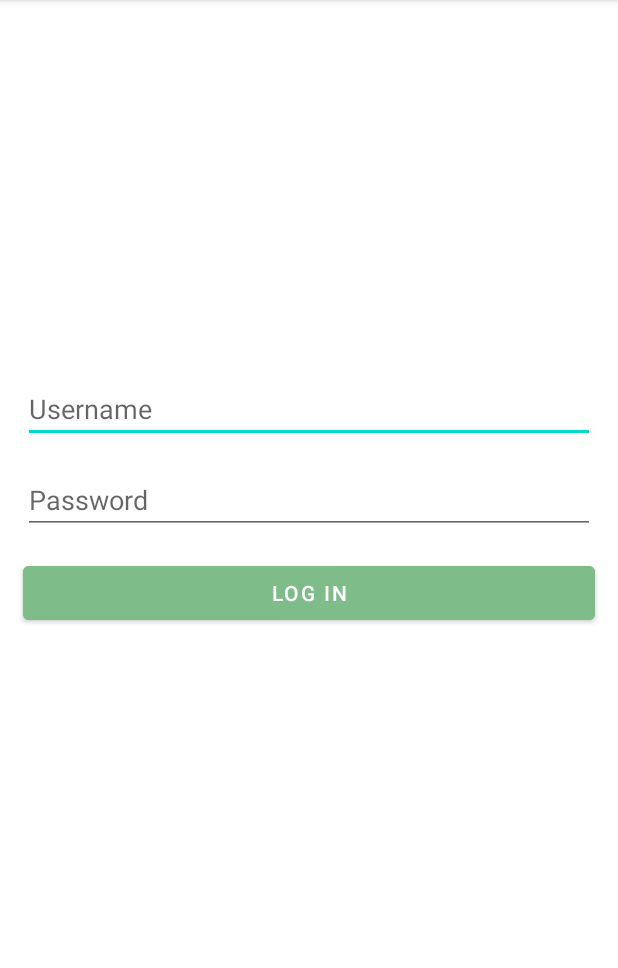
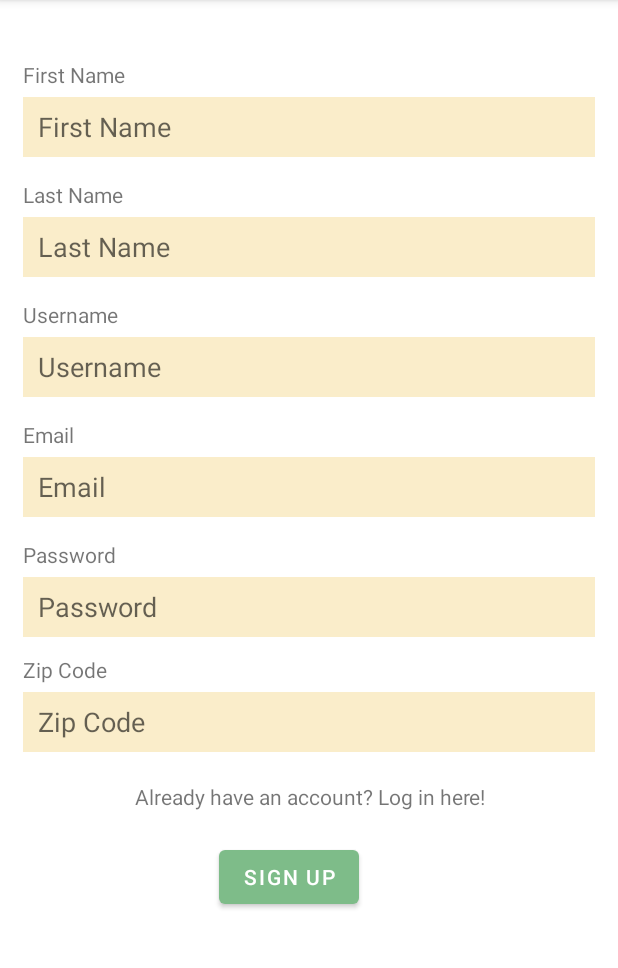
Before and after one commit to emilysu01/farmersmarket, an Android app: the screen it shows after launch (LoginActivity before the commit, SignUpActivity after it), on a phone screen of 412 x 824 dp, the part 84-1052 px from its top. Run offline under Robolectric (Android 15) with nearby library versions, the phone set to English and light mode, and no system bars; libraries missing offline, so code that uses them is left out: com.parse; 2 statements that could not run were skipped.

Commit message:
Added sign up activity

```diff
--- a/app/src/main/java/com/example/farmersmarket/LoginActivity.java
+++ b/app/src/main/java/com/example/farmersmarket/activities/LoginActivity.java
@@ -1,4 +1,4 @@
-package com.example.farmersmarket;
+package com.example.farmersmarket.activities;
 
 import androidx.appcompat.app.AppCompatActivity;
 
@@ -10,6 +10,7 @@ import android.widget.Button;
 import android.widget.EditText;
 import android.widget.Toast;
 
+import com.example.farmersmarket.R;
 import com.parse.LogInCallback;
 import com.parse.ParseException;
 import com.parse.ParseUser;
@@ -18,6 +19,7 @@ public class LoginActivity extends AppCompatActivity {
 
     public static final String TAG = "LoginActivity";
 
+    // UI components
     private EditText etUsername;
     private EditText etPassword;
     private Button btnLogin;
@@ -27,6 +29,7 @@ public class LoginActivity extends AppCompatActivity {
         super.onCreate(savedInstanceState);
         setContentView(R.layout.activity_login);
 
+        // Retrieve UI components
         etUsername = findViewById(R.id.etUsername);
         etPassword = findViewById(R.id.etPassword);
         btnLogin = findViewById(R.id.btnLogin);
--- a/app/src/main/java/com/example/farmersmarket/MainActivity.java
+++ b/app/src/main/java/com/example/farmersmarket/activities/MainActivity.java
@@ -1,4 +1,4 @@
-package com.example.farmersmarket;
+package com.example.farmersmarket.activities;
 
 import androidx.annotation.NonNull;
 import androidx.appcompat.app.AppCompatActivity;
@@ -8,6 +8,7 @@ import androidx.fragment.app.FragmentManager;
 import android.os.Bundle;
 import android.view.MenuItem;
 
+import com.example.farmersmarket.R;
 import com.example.farmersmarket.fragments.HomeFragment;
 import com.example.farmersmarket.fragments.ListFragment;
 import com.example.farmersmarket.fragments.ProfileFragment;
--- /dev/null
+++ b/app/src/main/java/com/example/farmersmarket/activities/SignUpActivity.java
@@ -0,0 +1,115 @@
+package com.example.farmersmarket.activities;
+
+import androidx.appcompat.app.AppCompatActivity;
+
+import android.content.Intent;
+import android.os.Bundle;
+import android.util.Log;
+import android.view.View;
+import android.widget.Button;
+import android.widget.EditText;
+import android.widget.Toast;
+
+import com.example.farmersmarket.R;
+import com.example.farmersmarket.models.User;
+import com.parse.Parse;
+import com.parse.ParseException;
+import com.parse.ParseUser;
+import com.parse.SignUpCallback;
+
+import java.util.ArrayList;
+
+public class SignUpActivity extends AppCompatActivity {
+
+    public static final String TAG = "SignUpActivity";
+
+    private EditText etFirstName;
+    private EditText etLastName;
+    private EditText etUsername;
+    private EditText etEmail;
+    private EditText etPassword;
+    private EditText etZip;
+    private Button btnSignUp;
+
+    @Override
+    protected void onCreate(Bundle savedInstanceState) {
+        super.onCreate(savedInstanceState);
+        setContentView(R.layout.activity_sign_up);
+
+        // Retrieve UI components
+        // Label TextViews aren't retrieved because they're not interactive
+        etFirstName = findViewById(R.id.etFirstName);
+        etLastName = findViewById(R.id.etLastName);
+        etUsername = findViewById(R.id.etUsername);
+        etEmail = findViewById(R.id.etEmail);
+        etPassword = findViewById(R.id.etPassword);
+        etZip = findViewById(R.id.etZip);
+        btnSignUp = findViewById(R.id.btnSignUp);
+
+        // Set onClickListener
+        btnSignUp.setOnClickListener(new View.OnClickListener() {
+            @Override
+            public void onClick(View v) {
+                String firstName = etFirstName.getText().toString();
+                String lastName = etLastName.getText().toString();
+                String username = etUsername.getText().toString();
+                String email = etEmail.getText().toString();
+                String password = etPassword.getText().toString();
+                String zip = etZip.getText().toString();
+                boolean errors = checkForErrors(firstName, lastName, username, email, password, zip);
+                if (!errors) {
+                    return;
+                }
+                signUpUser(firstName, lastName, username, email, password, zip);
+            }
+        });
+    }
+
+    private boolean checkForErrors(String firstName, String lastName, String username, String email, String password, String zip) {
+        if (firstName.isEmpty() || lastName.isEmpty()) {
+            Toast.makeText(SignUpActivity.this, "Name cannot be blank. Please try again.", Toast.LENGTH_SHORT).show();
+            return false;
+        }
+        if (username.isEmpty()) {
+            Toast.makeText(SignUpActivity.this, "Username cannot be blank. Please try again.", Toast.LENGTH_SHORT).show();
+            return false;
+        }
+        if (email.isEmpty()) {
+            Toast.makeText(SignUpActivity.this, "Email cannot be blank. Please try again.", Toast.LENGTH_SHORT).show();
+            return false;
+        }
+        if (password.isEmpty()) {
+            Toast.makeText(SignUpActivity.this, "Password cannot be blank. Please try again.", Toast.LENGTH_SHORT).show();
+            return false;
+        }
+        if (zip.isEmpty()) {
+            Toast.makeText(SignUpActivity.this, "Zip code cannot be blank. Please try again.", Toast.LENGTH_SHORT).show();
+            return false;
+        }
+        return true;
+    }
+
+    private void signUpUser(String firstName, String lastName, String username, String email, String password, String zip) {
+        ParseUser newUser = new ParseUser();
+        newUser.setUsername(username);
+        newUser.setEmail(email);
+        newUser.setPassword(password);
+        newUser.put(User.KEY_NAME, firstName + " " + lastName);
+        newUser.put(User.KEY_ZIP, zip);
+        newUser.put(User.KEY_LISTINGS, new ArrayList<>());
+
+        newUser.signUpInBackground(new SignUpCallback() {
+            @Override
+            public void done(ParseException e) {
+                if (e != null) {
+                    Log.e(TAG, "Sign up unsuccessful", e);
+                    return;
+                }
+            }
+        });
+        Toast.makeText(SignUpActivity.this, "User created successfully.", Toast.LENGTH_SHORT).show();
+        Intent intent = new Intent(this, MainActivity.class);
+        startActivity(intent);
+    }
+
+}
--- a/app/src/main/java/com/example/farmersmarket/fragments/ProfileFragment.java
+++ b/app/src/main/java/com/example/farmersmarket/fragments/ProfileFragment.java
@@ -21,7 +21,9 @@ import com.example.farmersmarket.ShortListingsAdapter;
 import com.example.farmersmarket.models.Listing;
 import com.example.farmersmarket.models.User;
 import com.parse.FindCallback;
+import com.parse.Parse;
 import com.parse.ParseException;
+import com.parse.ParseFile;
 import com.parse.ParseQuery;
 import com.parse.ParseUser;
 
@@ -75,10 +77,13 @@ public class ProfileFragment extends Fragment {
         rvShortListings.setAdapter(adapter);
         rvShortListings.setLayoutManager(new GridLayoutManager(getActivity(), 2));
 
-        Glide.with(getContext())
-                .load(user.getParseFile(User.KEY_PROFILE_PIC).getUrl())
-                .circleCrop()
-                .into(ivProfilePic);
+        ParseFile profilePic = user.getParseFile(User.KEY_PROFILE_PIC);
+        if (profilePic != null) {
+            Glide.with(getContext())
+                    .load(profilePic.getUrl())
+                    .circleCrop()
+                    .into(ivProfilePic);
+        }
         tvName.setText(user.getString(User.KEY_NAME));
         tvUsername.setText(user.getString(User.KEY_USERNAME));
         tvLocation.setText(user.getString(User.KEY_LOCATION));
--- a/app/src/main/java/com/example/farmersmarket/models/User.java
+++ b/app/src/main/java/com/example/farmersmarket/models/User.java
@@ -16,6 +16,7 @@ public class User extends ParseUser {
     public static final String KEY_PASSWORD = "password";
     public static final String KEY_EMAIL = "email";
     public static final String KEY_PROFILE_PIC = "profilePic";
+    public static final String KEY_ZIP = "zip";
     public static final String KEY_LOCATION = "location";
     public static final String KEY_LISTINGS = "listings";
 
@@ -51,4 +52,24 @@ public class User extends ParseUser {
     // public List<Listing> getKeyListings() {
     //     return KEY_LISTINGS;
     // }
+
+    public void setName(String name) {
+        put(KEY_NAME, name);
+    }
+
+    public void setUsername(String username) {
+        put(KEY_USERNAME, username);
+    }
+
+    public void setEmail(String email) {
+        put(KEY_EMAIL, email);
+    }
+
+    public void setPassword(String password) {
+        put(KEY_PASSWORD, password);
+    }
+
+    public void setZip(String zip) {
+        put(KEY_ZIP, zip);
+    }
 }
--- a/app/src/main/res/layout/activity_login.xml
+++ b/app/src/main/res/layout/activity_login.xml
@@ -4,7 +4,7 @@
     xmlns:tools="http://schemas.android.com/tools"
     android:layout_width="match_parent"
     android:layout_height="match_parent"
-    tools:context=".LoginActivity">
+    tools:context=".activities.LoginActivity">
 
     <EditText
         android:id="@+id/etUsername"
--- a/app/src/main/res/layout/activity_main.xml
+++ b/app/src/main/res/layout/activity_main.xml
@@ -4,7 +4,7 @@
     xmlns:tools="http://schemas.android.com/tools"
     android:layout_width="match_parent"
     android:layout_height="match_parent"
-    tools:context=".MainActivity">
+    tools:context=".activities.MainActivity">
 
     <FrameLayout
         android:id="@+id/flContainer"
--- /dev/null
+++ b/app/src/main/res/layout/activity_sign_up.xml
@@ -0,0 +1,213 @@
+<?xml version="1.0" encoding="utf-8"?>
+<RelativeLayout xmlns:android="http://schemas.android.com/apk/res/android"
+    xmlns:app="http://schemas.android.com/apk/res-auto"
+    xmlns:tools="http://schemas.android.com/tools"
+    android:layout_width="match_parent"
+    android:layout_height="match_parent"
+    android:layout_centerInParent="false"
+    android:layout_centerHorizontal="false"
+    android:layout_centerVertical="false"
+    tools:context=".activities.SignUpActivity">
+
+    <TextView
+        android:id="@+id/tvFirstName"
+        android:layout_width="wrap_content"
+        android:layout_height="wrap_content"
+        android:layout_alignParentStart="true"
+        android:layout_alignParentTop="true"
+        android:layout_marginStart="15dp"
+        android:layout_marginTop="40dp"
+        android:text="First Name"
+        tools:layout_editor_absoluteX="31dp"
+        tools:layout_editor_absoluteY="36dp" />
+
+    <EditText
+        android:id="@+id/etFirstName"
+        android:layout_width="match_parent"
+        android:layout_height="40dp"
+        android:layout_below="@+id/tvFirstName"
+        android:layout_alignParentStart="true"
+        android:layout_marginStart="15dp"
+        android:layout_marginTop="5dp"
+        android:layout_marginEnd="15dp"
+        android:background="@color/light_yellow"
+        android:ems="10"
+        android:hint="First Name"
+        android:inputType="textPersonName"
+        android:paddingStart="10dp"
+        android:paddingEnd="10dp" />
+
+    <EditText
+        android:id="@+id/etLastName"
+        android:layout_width="match_parent"
+        android:layout_height="40dp"
+        android:layout_below="@+id/tvLastName"
+        android:layout_alignParentStart="true"
+        android:layout_centerHorizontal="true"
+        android:layout_marginStart="15dp"
+        android:layout_marginTop="5dp"
+        android:layout_marginEnd="15dp"
+        android:background="@color/light_yellow"
+        android:ems="10"
+        android:hint="Last Name"
+        android:inputType="textPersonName"
+        android:paddingStart="10dp"
+        android:paddingEnd="10dp" />
+
+    <EditText
+        android:id="@+id/etEmail"
+        android:layout_width="match_parent"
+        android:layout_height="40dp"
+        android:layout_below="@+id/tvEmail"
+        android:layout_alignParentStart="true"
+        android:layout_centerHorizontal="true"
+        android:layout_marginStart="15dp"
+        android:layout_marginTop="5dp"
+        android:layout_marginEnd="15dp"
+        android:background="@color/light_yellow"
+        android:ems="10"
+        android:hint="Email"
+        android:inputType="textWebEmailAddress"
+        android:paddingStart="10dp"
+        android:paddingEnd="10dp" />
+
+    <EditText
+        android:id="@+id/etUsername"
+        android:layout_width="match_parent"
+        android:layout_height="40dp"
+        android:layout_below="@+id/tvUsername"
+        android:layout_alignParentStart="true"
+        android:layout_centerHorizontal="true"
+        android:layout_marginStart="15dp"
+        android:layout_marginTop="5dp"
+        android:layout_marginEnd="15dp"
+        android:background="@color/light_yellow"
+        android:ems="10"
+        android:hint="Username"
+        android:inputType="text"
+        android:paddingStart="10dp"
+        android:paddingEnd="10dp" />
+
+    <EditText
+        android:id="@+id/etPassword"
+        android:layout_width="match_parent"
+        android:layout_height="40dp"
+        android:layout_below="@+id/tvPassword"
+        android:layout_alignParentStart="true"
+        android:layout_centerHorizontal="true"
+        android:layout_marginStart="15dp"
+        android:layout_marginTop="5dp"
+        android:layout_marginEnd="15dp"
+        android:background="@color/light_yellow"
+        android:ems="10"
+        android:hint="Password"
+        android:inputType="textPassword"
+        android:paddingStart="10dp"
+        android:paddingEnd="10dp" />
+
+    <EditText
+        android:id="@+id/etZip"
+        android:layout_width="match_parent"
+        android:layout_height="40dp"
+        android:layout_below="@+id/tvZip"
+        android:layout_alignParentStart="true"
+        android:layout_centerHorizontal="true"
+        android:layout_marginStart="15dp"
+        android:layout_marginTop="5dp"
+        android:layout_marginEnd="15dp"
+        android:background="@color/light_yellow"
+        android:ems="10"
+        android:hint="Zip Code"
+        android:inputType="textPostalAddress"
+        android:paddingStart="10dp"
+        android:paddingEnd="10dp" />
+
+    <TextView
+        android:id="@+id/tvLastName"
+        android:layout_width="wrap_content"
+        android:layout_height="wrap_content"
+        android:layout_below="@+id/etFirstName"
+        android:layout_alignParentStart="true"
+        android:layout_marginStart="15dp"
+        android:layout_marginTop="15dp"
+        android:text="Last Name"
+        tools:layout_editor_absoluteX="31dp"
+        tools:layout_editor_absoluteY="36dp" />
+
+    <TextView
+        android:id="@+id/tvEmail"
+        android:layout_width="wrap_content"
+        android:layout_height="wrap_content"
+        android:layout_below="@+id/etUsername"
+        android:layout_alignParentStart="true"
+        android:layout_marginStart="15dp"
+        android:layout_marginTop="15dp"
+        android:layout_marginEnd="15dp"
+        android:text="Email"
+        tools:layout_editor_absoluteX="31dp"
+        tools:layout_editor_absoluteY="36dp" />
+
+    <TextView
+        android:id="@+id/tvUsername"
+        android:layout_width="wrap_content"
+        android:layout_height="wrap_content"
+        android:layout_below="@+id/etLastName"
+        android:layout_alignParentStart="true"
+        android:layout_marginStart="15dp"
+        android:layout_marginTop="15dp"
+        android:layout_marginEnd="15dp"
+        android:text="Username"
+        tools:layout_editor_absoluteX="31dp"
+        tools:layout_editor_absoluteY="36dp" />
+
+    <TextView
+        android:id="@+id/tvPassword"
+        android:layout_width="wrap_content"
+        android:layout_height="wrap_content"
+        android:layout_below="@+id/etEmail"
+        android:layout_alignParentStart="true"
+        android:layout_marginStart="15dp"
+        android:layout_marginTop="15dp"
+        android:layout_marginEnd="15dp"
+        android:text="Password"
+        tools:layout_editor_absoluteX="31dp"
+        tools:layout_editor_absoluteY="36dp" />
+
+    <TextView
+        android:id="@+id/tvZip"
+        android:layout_width="wrap_content"
+        android:layout_height="wrap_content"
+        android:layout_below="@+id/etPassword"
+        android:layout_alignParentStart="true"
+        android:layout_marginStart="15dp"
+        android:layout_marginTop="12dp"
+        android:layout_marginEnd="15dp"
+        android:text="Zip Code"
+        tools:layout_editor_absoluteX="31dp"
+        tools:layout_editor_absoluteY="36dp" />
+
+    <Button
+        android:id="@+id/btnSignUp"
+        android:layout_width="wrap_content"
+        android:layout_height="wrap_content"
+        android:layout_below="@+id/tvLogin"
+        android:layout_alignParentStart="true"
+        android:layout_centerInParent="false"
+        android:layout_centerHorizontal="true"
+        android:layout_centerVertical="false"
+        android:layout_marginStart="146dp"
+        android:layout_marginTop="20dp"
+        android:text="Sign Up" />
+
+    <TextView
+        android:id="@+id/tvLogin"
+        android:layout_width="wrap_content"
+        android:layout_height="wrap_content"
+        android:layout_below="@+id/etZip"
+        android:layout_alignParentEnd="true"
+        android:layout_centerHorizontal="true"
+        android:layout_marginTop="20dp"
+        android:layout_marginEnd="88dp"
+        android:text="Already have an account? Log in here!" />
+
+</RelativeLayout>
```
Also changed, not shown: app/src/main/AndroidManifest.xml (+6 -6 lines).
